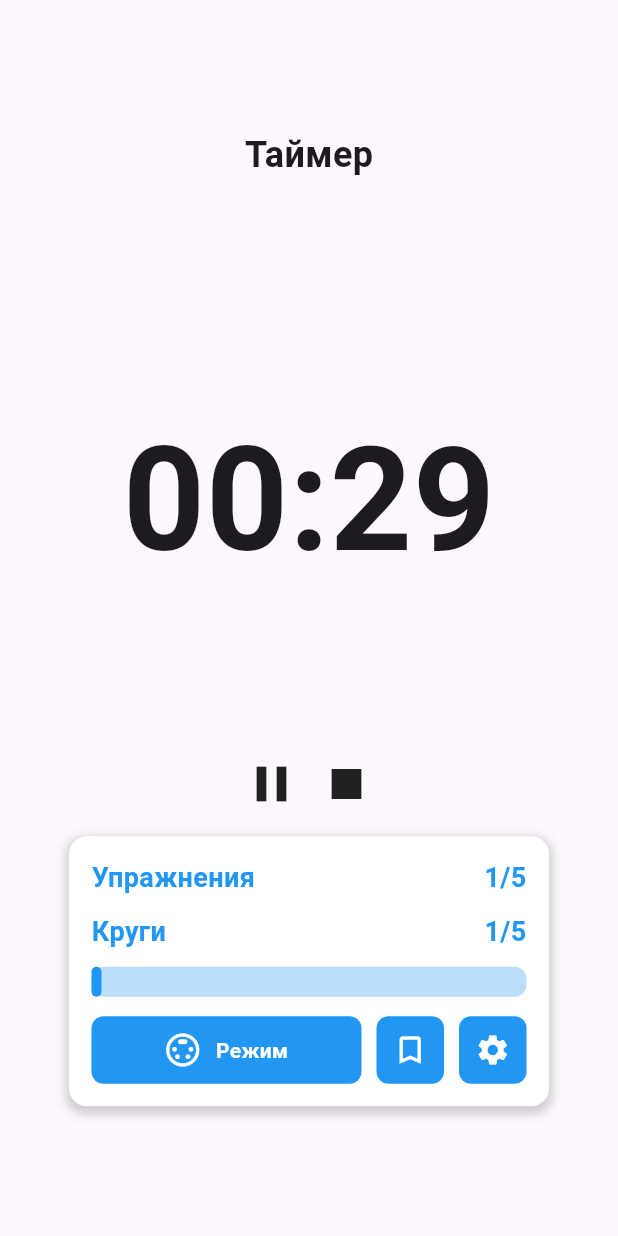
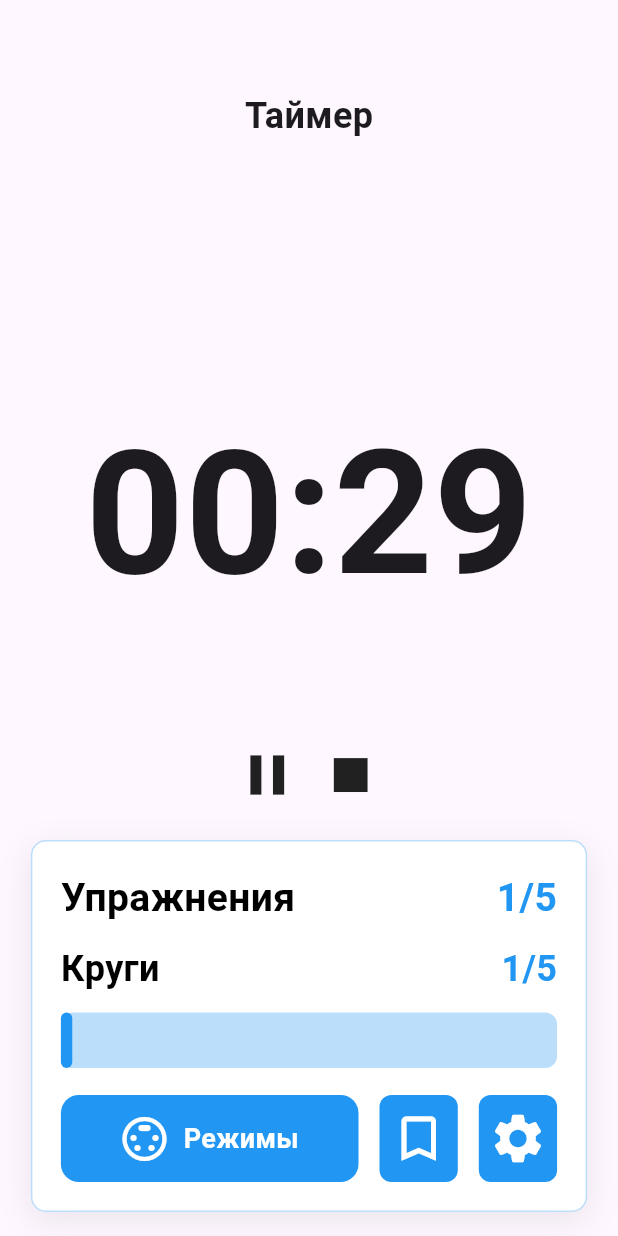
Before and after one commit to Prime-Apps-Dev/bar_fit, a Flutter app: the ThreeScreen screen opened directly, after a tap on the "play arrow" icon, on a phone screen of 412 x 824 dp. Run offline on Flutter 3.47's test engine with Material 3 defaults, Android fonts, the phone set to English and light mode, and no system bars; our stand-ins replace audioplayers, flutter_dotenv, google_sign_in, googleapis_auth, image_picker, shared_preferences; missing offline and left inert: bori_as, flutter_picker, googleapis; accounts and stored records are empty.

Commit message:
Update three_screen.dart

```diff
--- a/lib/three_screen.dart
+++ b/lib/three_screen.dart
@@ -3,14 +3,13 @@
 import 'dart:async';
 import 'dart:convert';
 
-
 import 'package:audioplayers/audioplayers.dart';
-import 'package:bar_fit/one_screen.dart';
+import 'package:bori_as/one_screen.dart';
 import 'package:flutter/material.dart';
 import 'package:shared_preferences/shared_preferences.dart';
 
+import 'settings_screen.dart';
 import 'mode_screen.dart';
-import 'settings_screen.dart';
 
 class ThreeScreen extends StatefulWidget {
   @override
@@ -34,10 +33,13 @@ class _ThreeScreenState extends State<ThreeScreen> {
   final AudioPlayer _audioPlayer = AudioPlayer();
   final AudioPlayer _tickPlayer = AudioPlayer();
 
+  int sessionSeconds = 0; // <--- новое поле
+
   @override
   void initState() {
     super.initState();
     _loadSettings();
+    _loadSessionSeconds(); // загружаем сохранённое время
   }
 
   Future<void> _loadSettings() async {
@@ -64,6 +66,24 @@ class _ThreeScreenState extends State<ThreeScreen> {
         'savedModes', savedModes.map((e) => jsonEncode(e)).toList());
   }
 
+  Future<void> _updateCurrentSessionTime() async {
+    final prefs = await SharedPreferences.getInstance();
+    await prefs.setInt('currentSessionTime', sessionSeconds);
+  }
+
+  Future<void> _resetCurrentSessionTime() async {
+    sessionSeconds = 0;
+    final prefs = await SharedPreferences.getInstance();
+    await prefs.setInt('currentSessionTime', 0);
+  }
+
+  Future<void> _loadSessionSeconds() async {
+    final prefs = await SharedPreferences.getInstance();
+    setState(() {
+      sessionSeconds = prefs.getInt('sharedTimer') ?? 0;
+    });
+  }
+
   void startTimer() {
     setState(() {
       isRunning = true;
@@ -75,7 +95,7 @@ class _ThreeScreenState extends State<ThreeScreen> {
         : exerciseDuration;
     remainingTime = totalTime;
 
-  timer = Timer.periodic(const Duration(seconds: 1), (Timer timer) {
+    timer = Timer.periodic(const Duration(seconds: 1), (Timer timer) async {
       if (remainingTime == 0) {
         if (isBreakTime) {
           nextExerciseOrRound();
@@ -95,12 +115,15 @@ class _ThreeScreenState extends State<ThreeScreen> {
         }
         setState(() {
           remainingTime--;
+          sessionSeconds++;
         });
+        final prefs = await SharedPreferences.getInstance();
+        await prefs.setInt('sharedTimer', sessionSeconds);
       }
     });
   }
 
-  void stopTimer() {
+  void stopTimer() async {
     setState(() {
       isRunning = false;
       isSaved = false;
@@ -110,8 +133,10 @@ class _ThreeScreenState extends State<ThreeScreen> {
       totalTime = exerciseDuration;
       isBreakTime = false;
       isRoundBreakTime = false;
+      sessionSeconds = 0;
     });
     timer?.cancel();
+    await _resetCurrentSessionTime();
   }
 
   void pauseTimer() {
@@ -121,7 +146,7 @@ class _ThreeScreenState extends State<ThreeScreen> {
     timer?.cancel();
   }
 
-  void resetTimer() {
+  void resetTimer() async {
     setState(() {
       isRunning = false;
       isSaved = false;
@@ -131,8 +156,10 @@ class _ThreeScreenState extends State<ThreeScreen> {
       totalTime = exerciseDuration;
       isBreakTime = false;
       isRoundBreakTime = false;
+      sessionSeconds = 0;
     });
     timer?.cancel();
+    await _resetCurrentSessionTime();
   }
 
   void startBreak() {
@@ -182,11 +209,12 @@ class _ThreeScreenState extends State<ThreeScreen> {
       'currentExercise': currentExercise,
       'currentRound': currentRound,
     };
+
+    savedModes.add(modeData);
+    _saveModes();
     setState(() {
-      savedModes.add(modeData);
-      isSaved = true;
+      isSaved = true; // это вызовет отображение _modeDataContainer
     });
-    _saveModes();
   }
 
   void loadMode(Map<String, dynamic> modeData) {
@@ -196,13 +224,15 @@ class _ThreeScreenState extends State<ThreeScreen> {
       exerciseBreak = modeData['exerciseBreak'];
       roundDuration = modeData['roundDuration'];
       roundBreak = modeData['roundBreak'];
-      currentExercise = modeData['currentExercise'];
-      currentRound = modeData['currentRound'];
+      currentExercise = 1; // всегда с первого упражнения
+      currentRound = 1;    // всегда с первого круга
       isRunning = false;
       remainingTime = exerciseDuration;
       totalTime = exerciseDuration;
       timer?.cancel();
+      sessionSeconds = 0;
     });
+    _resetCurrentSessionTime();
   }
 
   @override
@@ -210,44 +240,46 @@ class _ThreeScreenState extends State<ThreeScreen> {
     timer?.cancel();
     _audioPlayer.dispose();
     _tickPlayer.dispose();
+    _resetCurrentSessionTime();
     super.dispose();
   }
 
   @override
   Widget build(BuildContext context) {
+    final size = MediaQuery.of(context).size;
+    final width = size.width;
+    final height = size.height;
+
+    double timerFontSize = width * 0.28;
+    double cardWidth = width * 0.90;
+    double cardHeight = height * 0.24;
+    double buttonHeight = height * 0.09; // было 0.065, стало выше
+    double iconSize = width * 0.11; // например, было 0.09, стало 0.13
+
     return GestureDetector(
       onVerticalDragEnd: (details) {
         if (details.primaryVelocity != null && details.primaryVelocity! > 0) {
           // Свайп вниз
           Navigator.of(context).pushReplacement(
-      PageRouteBuilder(
-        pageBuilder: (context, animation, secondaryAnimation) => const OneScreen(), // Замените на ваш предыдущий экран
-        transitionsBuilder: (context, animation, secondaryAnimation, child) {
-          const begin = Offset(0.0, 1.0); // Экран уходит вниз
-          const end = Offset.zero;
-          const curve = Curves.easeInOut;
-
-          var tween = Tween(begin: begin, end: end).chain(CurveTween(curve: curve));
-          var offsetAnimation = animation.drive(tween);
-
-          return SlideTransition(
-            position: offsetAnimation,
-            child: child,
-          );
-        },
+            MaterialPageRoute(
+              builder: (context) => OneScreen(),
             ),
           );
-  } else if (details.primaryVelocity != null && details.primaryVelocity! < 0) {
+        } else if (details.primaryVelocity != null &&
+            details.primaryVelocity! < 0) {
           // Свайп вверх
           Navigator.of(context).pushReplacement(
             PageRouteBuilder(
-        pageBuilder: (context, animation, secondaryAnimation) => const OneScreen(), // Замените на ваш предыдущий экран
-        transitionsBuilder: (context, animation, secondaryAnimation, child) {
+              pageBuilder: (context, animation, secondaryAnimation) =>
+                  const OneScreen(), // Замените на ваш предыдущий экран
+              transitionsBuilder:
+                  (context, animation, secondaryAnimation, child) {
                 const begin = Offset(0.0, -1.0); // Экран уходит вверх
                 const end = Offset.zero;
                 const curve = Curves.easeInOut;
 
-          var tween = Tween(begin: begin, end: end).chain(CurveTween(curve: curve));
+                var tween =
+                    Tween(begin: begin, end: end).chain(CurveTween(curve: curve));
                 var offsetAnimation = animation.drive(tween);
 
                 return SlideTransition(
@@ -260,108 +292,121 @@ Widget build(BuildContext context) {
         }
       },
       child: Scaffold(
-      body: Center(
-        child: SingleChildScrollView(
+        body: SafeArea(
+          child: Column(
+            mainAxisAlignment: MainAxisAlignment.spaceBetween,
+            children: [
+              // Верхняя часть (таймер и кнопки)
+              Expanded(
                 child: Column(
                   mainAxisAlignment: MainAxisAlignment.center,
                   children: [
+                    const SizedBox(height: 60),
                     const Text('Таймер',
                         style: TextStyle(fontSize: 24, fontWeight: FontWeight.bold)),
-              const SizedBox(height: 5),
-              const SizedBox(height: 140),
+                    SizedBox(height: height * 0.01),
+                    Spacer(flex: 80),
                     Text(
                       '${(remainingTime ~/ 60).toString().padLeft(2, '0')}:${(remainingTime % 60).toString().padLeft(2, '0')}',
-                style:
-                    const TextStyle(fontSize: 96, fontWeight: FontWeight.bold),
+                      style: TextStyle(fontSize: timerFontSize, fontWeight: FontWeight.bold),
                     ),
-              const SizedBox(height: 100),
+                    Spacer(flex: 35),
                     Row(
   mainAxisAlignment: MainAxisAlignment.center,
   children: [
     GestureDetector(
       onTap: isRunning ? pauseTimer : startTimer,
-                    child: Icon(isRunning ? Icons.pause : Icons.play_arrow,
-                        size: 40),
+      child: Icon(
+        isRunning ? Icons.pause : Icons.play_arrow,
+        size: iconSize, // ← теперь зависит от iconSize
       ),
-                  if (isRunning) const SizedBox(width: 10),
+    ),
+    if (isRunning) SizedBox(width: width * 0.025),
     if (isRunning)
       GestureDetector(
         onTap: stopTimer,
-                      child: const Icon(Icons.stop, size: 40),
+        child: Icon(Icons.stop, size: iconSize), // ← тоже iconSize
       ),
   ],
 ),
-              const SizedBox(height: 15),
-              _exerciseCard(context),
+                    SizedBox(height: height * 0.02),
                     if (isSaved)
                       const Padding(
-                  padding: EdgeInsets.only(top: 10),
-                  child:
-                      Text('Сохранено!', style: TextStyle(color: Colors.green)),
+                        padding: EdgeInsets.only(top: 2),
+                        child: Text('Сохранено!', style: TextStyle(color: Colors.blue)),
+                      ),
+                    Spacer(flex: 2),
+                  ],
+                ),
+              ),
+              // Нижний контейнер всегда внизу
+              Padding(
+                padding: const EdgeInsets.only(bottom: 16),
+                child: _exerciseCard(context, cardWidth, cardHeight, buttonHeight, iconSize),
               ),
             ],
-          ),
           ),
         ),
       ),
     );
   }
 
-  Widget _exerciseCard(BuildContext context) {
+  Widget _exerciseCard(BuildContext context, double cardWidth, double cardHeight, double buttonHeight, double iconSize) {
     return Container(
-      padding: const EdgeInsets.all(15),
-      height: 180,
-      width: 320,
+      padding: const EdgeInsets.all(19),
+      width: cardWidth,
       decoration: BoxDecoration(
         color: Colors.white,
-        borderRadius: BorderRadius.circular(12),
+        borderRadius: BorderRadius.circular(10),
+        border: Border.all(color: Colors.blue.shade100, width: 1),
         boxShadow: [
           BoxShadow(
-            color: Colors.grey.withOpacity(0.5),
-            spreadRadius: 2,
-            blurRadius: 5,
-            offset: const Offset(0, 3),
+            color: Colors.black.withOpacity(0.08), // мягкая тень
+            blurRadius: 18,
+            offset: Offset(0, 6),
           ),
         ],
       ),
       child: Column(
+        crossAxisAlignment: CrossAxisAlignment.start,
+        mainAxisSize: MainAxisSize.min,
         children: [
-          _buildRow('Упражнения', '$currentExercise/$totalExercises', 18,
-              Colors.blue),
-          const SizedBox(height: 10),
-          _buildRow('Круги', '$currentRound/$roundDuration', 18, Colors.blue),
-          const SizedBox(height: 10),
-          _progressBar(),
-          const Spacer(),
+          _buildRow('Упражнения', '$currentExercise/$totalExercises', 26, Colors.black),
+          const SizedBox(height: 12),
+          _buildRow('Круги', '$currentRound/$roundDuration', 24, Colors.black),
+          const SizedBox(height: 12),
+          _progressBar(cardWidth),
+          const SizedBox(height: 18),
           Row(
             children: [
-              _actionButton('Режим', Icons.settings_input_svideo, () {
+              _actionButton('Режимы', Icons.settings_input_svideo, () {
                 Navigator.push(
                   context,
                   MaterialPageRoute(
                     builder: (_) => ModeScreen(
-      savedModes: savedModes, // Передаем сохраненные режимы
-      onModeSelected: loadMode, // Метод для загрузки выбранного режима
+                      savedModes: savedModes,
+                      onModeSelected: loadMode,
                       onDeleteMode: (mode) {
                         setState(() {
-          savedModes.remove(mode); // Удаляем режим
+                          savedModes.remove(mode);
                         });
-        _saveModes(); // Сохраняем изменения
+                        _saveModes();
                       },
                     ),
                   ),
                 );
-              }),
-              const SizedBox(width: 10),
-              _iconButton(Icons.bookmark_border, bookmarkMode),
-              const SizedBox(width: 10),
+              }, 58, iconSize: 32, labelFontSize: 18),
+              SizedBox(width: 14),
+              _iconButton(Icons.bookmark_border, bookmarkMode, 58, iconSize - 6),
+              SizedBox(width: 14),
               _iconButton(Icons.settings, () async {
                 await Navigator.push(context,
                     MaterialPageRoute(builder: (_) => SettingsScreen()));
                 _loadSettings();
-              }),
+              }, 58, iconSize - 6),
             ],
           ),
+
         ],
       ),
     );
@@ -377,18 +422,18 @@ Widget build(BuildContext context) {
       const Spacer(),
       Text(rightText,
           style: TextStyle(
-                fontSize: fontSize, fontWeight: FontWeight.bold, color: color)),
+              fontSize: fontSize, fontWeight: FontWeight.bold, color: Colors.blue)), // всегда синий
     ],
   );
 }
 
-  Widget _progressBar() {
+  Widget _progressBar(double cardWidth) {
     double progressFraction = isBreakTime
         ? 1 - (remainingTime / totalTime)
         : (totalTime - remainingTime) / totalTime;
 
     return Container(
-      height: 20,
+      height: 37,
       width: double.infinity,
       decoration: BoxDecoration(
         color: Colors.blue.shade100,
@@ -400,7 +445,7 @@ Widget build(BuildContext context) {
             duration: const Duration(milliseconds: 300),
             alignment:
                 isBreakTime ? Alignment.centerRight : Alignment.centerLeft,
-            width: (300 * progressFraction).clamp(0, 300),
+            width: (cardWidth - 30) * progressFraction, // 30 = padding*2
             decoration: BoxDecoration(
               color: Colors.blue,
               borderRadius: BorderRadius.circular(8),
@@ -411,26 +456,36 @@ Widget build(BuildContext context) {
     );
   }
 
-  Widget _actionButton(String label, IconData icon, VoidCallback onTap) {
+  Widget _actionButton(
+    String label,
+    IconData icon,
+    VoidCallback onTap,
+    double height, {
+    double iconSize = 24,
+    double labelFontSize = 25, // <-- добавили параметр
+  }) {
     return Expanded(
       child: GestureDetector(
         onTap: onTap,
         child: Container(
-          height: 45,
+          height: height,
           decoration: BoxDecoration(
             color: Colors.blue,
-            borderRadius: BorderRadius.circular(8),
+            borderRadius: BorderRadius.circular(12),
           ),
           child: Row(
             mainAxisAlignment: MainAxisAlignment.center,
             children: [
-              Icon(icon, color: Colors.white),
+              Icon(icon, color: Colors.white, size: iconSize),
               const SizedBox(width: 10),
-              Text(label,
-                  style: const TextStyle(
+              Text(
+                label,
+                style: TextStyle(
                   color: Colors.white,
                   fontWeight: FontWeight.bold,
-                      fontSize: 14)),
+                  fontSize: labelFontSize, // <-- увеличенный размер
+                ),
+              ),
             ],
           ),
         ),
@@ -438,17 +493,17 @@ Widget build(BuildContext context) {
     );
   }
 
-  Widget _iconButton(IconData icon, VoidCallback onTap) {
+  Widget _iconButton(IconData icon, VoidCallback onTap, double height, double iconSize) {
     return GestureDetector(
       onTap: onTap,
       child: Container(
-        height: 45,
-        width: 45,
+        height: height,
+        width: height * 0.9,
         decoration: BoxDecoration(
           color: Colors.blue,
           borderRadius: BorderRadius.circular(8),
         ),
-        child: Icon(icon, color: Colors.white),
+        child: Icon(icon, color: Colors.white, size: iconSize),
       ),
     );
   }
```
Lines whose indentation alone changed are shown as unchanged.
